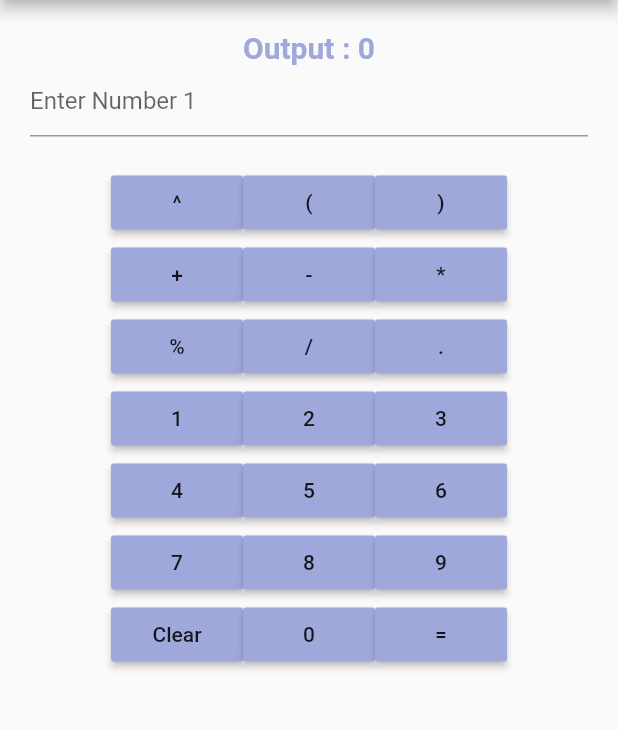
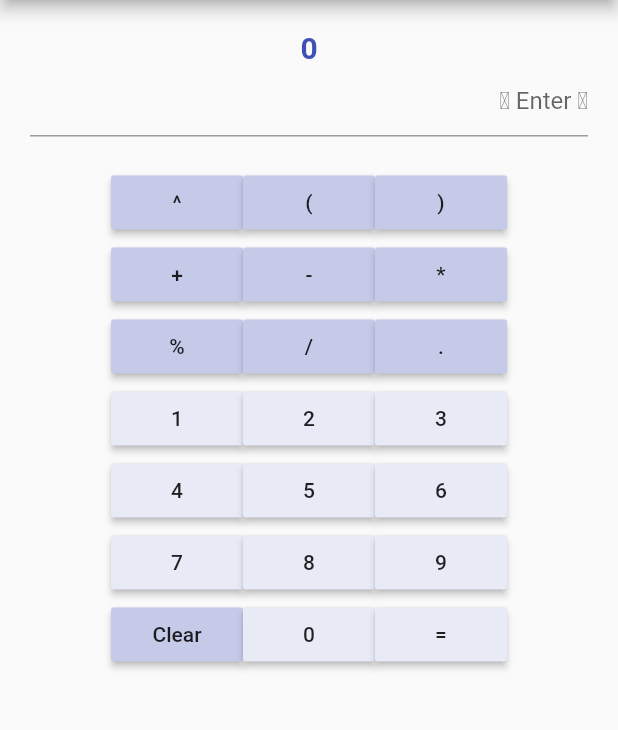
Before and after one commit to lelsweyr17/Dart-Flutter-CalculatorApp, a Flutter app: the screen it shows after launch, on a phone screen of 412 x 824 dp, the part 84-814 px from its top. Run offline on Flutter 3.47's test engine with Material 2 defaults, Android fonts, the phone set to English and light mode, and no system bars; missing offline and left inert: function_tree.

Commit message:
Modificated calc

```diff
--- a/new/app/lib/home_page.dart
+++ b/new/app/lib/home_page.dart
@@ -8,39 +8,27 @@ class HomePage extends StatefulWidget {
 
 class HomePageState extends State<HomePage> {
   num res = 0;
-  String sub = '';
   Set<String> signs = {'+', '-', '*', '/', '.', '%', '^'};
 
   final TextEditingController t = TextEditingController(text: '');
 
   void doResult() {
     setState(() {
-      if (t.text.length > 0) {
-        sub = t.text.substring(t.text.length - 1, t.text.length);
-        for (int i = 0; i < signs.length; i++) {
-          if (sub == signs.elementAt(i)) {
-            sub = t.text.substring(0, t.text.length - 1);
-            res = sub.interpret();
-            break;
-          } else if (i == signs.length - 1) {
-            res = t.text.interpret();
-          }
-        }
-      }
+      try {
+        res = t.text.interpret();
+      } catch (exception) {}
     });
   }
 
   void doJoin(String symbol) {
     setState(() {
-      /* replace the last symbol if it's a sign by new sign */
+      /** replace the last symbol if it's a sign by new sign **/
       if (t.text.length > 0) {
-        sub = t.text.substring(t.text.length - 1, t.text.length);
+        String sub = t.text.substring(t.text.length - 1, t.text.length);
         for (int i = 0; i < signs.length; i++) {
           if (sub == signs.elementAt(i)) {
             for (int i = 0; i < signs.length; i++) {
               if (symbol == signs.elementAt(i)) {
-                print('sub: $sub');
-                print('t.text: $t.text');
                 t.text = t.text.substring(0, t.text.length - 1);
                 break;
               }
@@ -72,15 +60,16 @@ class HomePageState extends State<HomePage> {
         child: Column(
           children: <Widget>[
             Text(
-              'Output : $res',
+              '$res',
               style: TextStyle(
                   fontWeight: FontWeight.bold,
                   fontSize: 20.0,
-                  color: Colors.indigo[200]),
+                  color: Colors.indigo),
             ),
             TextField(
+              textAlign: TextAlign.right,
               keyboardType: TextInputType.number,
-              decoration: InputDecoration(hintText: 'Enter Number 1'),
+              decoration: InputDecoration(hintText: '\u2665 Enter \u2665'),
               controller: t,
             ),
             Padding(padding: const EdgeInsets.only(top: 20.0)),
@@ -88,15 +77,15 @@ class HomePageState extends State<HomePage> {
               mainAxisAlignment: MainAxisAlignment.center,
               children: <Widget>[
                 MaterialButton(
-                    color: Colors.indigo[200],
+                    color: Colors.indigo[100],
                     child: Text('^'),
                     onPressed: () => doJoin('^')),
                 MaterialButton(
-                    color: Colors.indigo[200],
+                    color: Colors.indigo[100],
                     child: Text('('),
                     onPressed: () => doJoin('(')),
                 MaterialButton(
-                    color: Colors.indigo[200],
+                    color: Colors.indigo[100],
                     child: Text(')'),
                     onPressed: () => doJoin(')')),
               ],
@@ -105,15 +94,15 @@ class HomePageState extends State<HomePage> {
               mainAxisAlignment: MainAxisAlignment.center,
               children: <Widget>[
                 MaterialButton(
-                    color: Colors.indigo[200],
+                    color: Colors.indigo[100],
                     child: Text('+'),
                     onPressed: () => doJoin('+')),
                 MaterialButton(
-                    color: Colors.indigo[200],
+                    color: Colors.indigo[100],
                     child: Text('-'),
                     onPressed: () => doJoin('-')),
                 MaterialButton(
-                    color: Colors.indigo[200],
+                    color: Colors.indigo[100],
                     child: Text('*'),
                     onPressed: () => doJoin('*')),
               ],
@@ -123,15 +112,15 @@ class HomePageState extends State<HomePage> {
               mainAxisAlignment: MainAxisAlignment.center,
               children: <Widget>[
                 MaterialButton(
-                    color: Colors.indigo[200],
+                    color: Colors.indigo[100],
                     child: Text('%'),
                     onPressed: () => doJoin('%')),
                 MaterialButton(
-                    color: Colors.indigo[200],
+                    color: Colors.indigo[100],
                     child: Text('/'),
                     onPressed: () => doJoin('/')),
                 MaterialButton(
-                    color: Colors.indigo[200],
+                    color: Colors.indigo[100],
                     child: Text('.'),
                     onPressed: () => doJoin('.')),
               ],
@@ -141,15 +130,15 @@ class HomePageState extends State<HomePage> {
               mainAxisAlignment: MainAxisAlignment.center,
               children: <Widget>[
                 MaterialButton(
-                    color: Colors.indigo[200],
+                    color: Colors.indigo[50],
                     child: Text('1'),
                     onPressed: () => doJoin('1')),
                 MaterialButton(
-                    color: Colors.indigo[200],
+                    color: Colors.indigo[50],
                     child: Text('2'),
                     onPressed: () => doJoin('2')),
                 MaterialButton(
-                    color: Colors.indigo[200],
+                    color: Colors.indigo[50],
                     child: Text('3'),
                     onPressed: () => doJoin('3')),
               ],
@@ -158,15 +147,15 @@ class HomePageState extends State<HomePage> {
               mainAxisAlignment: MainAxisAlignment.center,
               children: <Widget>[
                 MaterialButton(
-                    color: Colors.indigo[200],
+                    color: Colors.indigo[50],
                     child: Text('4'),
                     onPressed: () => doJoin('4')),
                 MaterialButton(
-                    color: Colors.indigo[200],
+                    color: Colors.indigo[50],
                     child: Text('5'),
                     onPressed: () => doJoin('5')),
                 MaterialButton(
-                    color: Colors.indigo[200],
+                    color: Colors.indigo[50],
                     child: Text('6'),
                     onPressed: () => doJoin('6')),
               ],
@@ -175,15 +164,15 @@ class HomePageState extends State<HomePage> {
               mainAxisAlignment: MainAxisAlignment.center,
               children: <Widget>[
                 MaterialButton(
-                    color: Colors.indigo[200],
+                    color: Colors.indigo[50],
                     child: Text('7'),
                     onPressed: () => doJoin('7')),
                 MaterialButton(
-                    color: Colors.indigo[200],
+                    color: Colors.indigo[50],
                     child: Text('8'),
                     onPressed: () => doJoin('8')),
                 MaterialButton(
-                    color: Colors.indigo[200],
+                    color: Colors.indigo[50],
                     child: Text('9'),
                     onPressed: () => doJoin('9')),
               ],
@@ -192,15 +181,15 @@ class HomePageState extends State<HomePage> {
               mainAxisAlignment: MainAxisAlignment.center,
               children: <Widget>[
                 MaterialButton(
-                    color: Colors.indigo[200],
+                    color: Colors.indigo[100],
                     child: Text('Clear'),
                     onPressed: doClear),
                 MaterialButton(
-                    color: Colors.indigo[200],
+                    color: Colors.indigo[50],
                     child: Text('0'),
                     onPressed: () => doJoin('0')),
                 MaterialButton(
-                    color: Colors.indigo[200],
+                    color: Colors.indigo[50],
                     child: Text('='),
                     onPressed: doResult),
               ],
--- a/new/app/lib/main.dart
+++ b/new/app/lib/main.dart
@@ -8,7 +8,9 @@ class MyApp extends StatelessWidget {
   Widget build(BuildContext context) {
     return MaterialApp(
         title: 'Calculator App',
-        theme: ThemeData(primarySwatch: Colors.indigo),
+        theme: ThemeData(
+          primarySwatch: Colors.indigo
+        ),
         home: HomePage());
   }
 }
```
